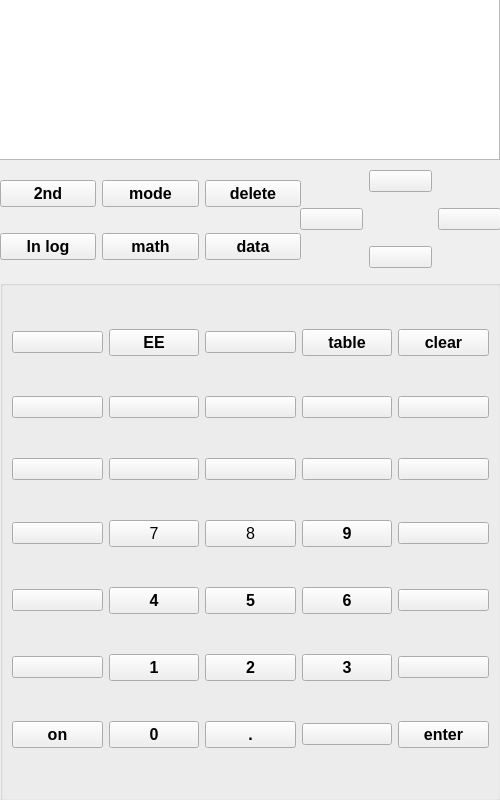
The window that mainwindow.ui (Cannon7206/Calculator) describes before a commit, drawn with Qt 5.
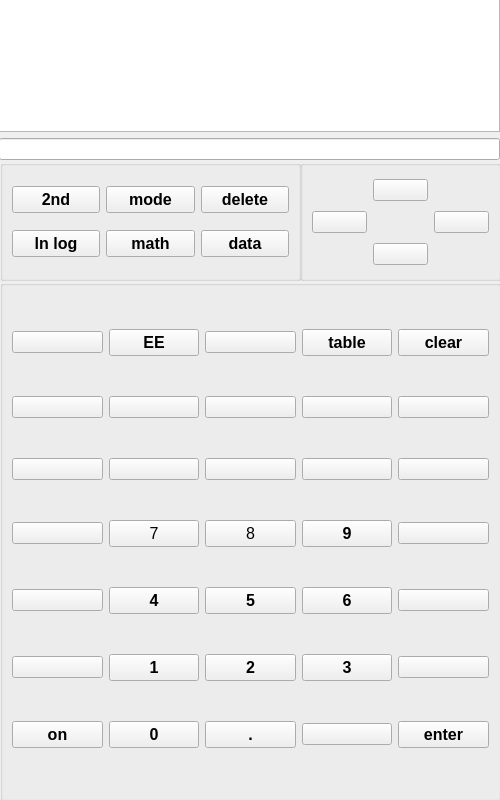
The same window after the commit. Icons and pictures are not drawn.

Commit message: Most of the buttons go to the display

Patch:
```diff
--- a/mainwindow.ui
+++ b/mainwindow.ui
@@ -594,7 +594,7 @@
      </item>
     </layout>
    </widget>
-   <widget class="QWidget" name="gridLayoutWidget_2">
+   <widget class="QGroupBox" name="gridGroupBox_2">
     <property name="geometry">
      <rect>
       <x>0</x>
@@ -684,7 +684,7 @@
      </item>
     </layout>
    </widget>
-   <widget class="QWidget" name="gridLayoutWidget_3">
+   <widget class="QGroupBox" name="gridGroupBox_3">
     <property name="geometry">
      <rect>
       <x>300</x>
@@ -763,7 +763,10 @@
     </property>
     <layout class="QVBoxLayout" name="verticalLayout">
      <item>
-      <widget class="QTextEdit" name="textEdit"/>
+      <widget class="QTextBrowser" name="textBrowser"/>
+     </item>
+     <item>
+      <widget class="QLineEdit" name="textEdit"/>
      </item>
     </layout>
    </widget>
```
The commit also changes 2 other files.
